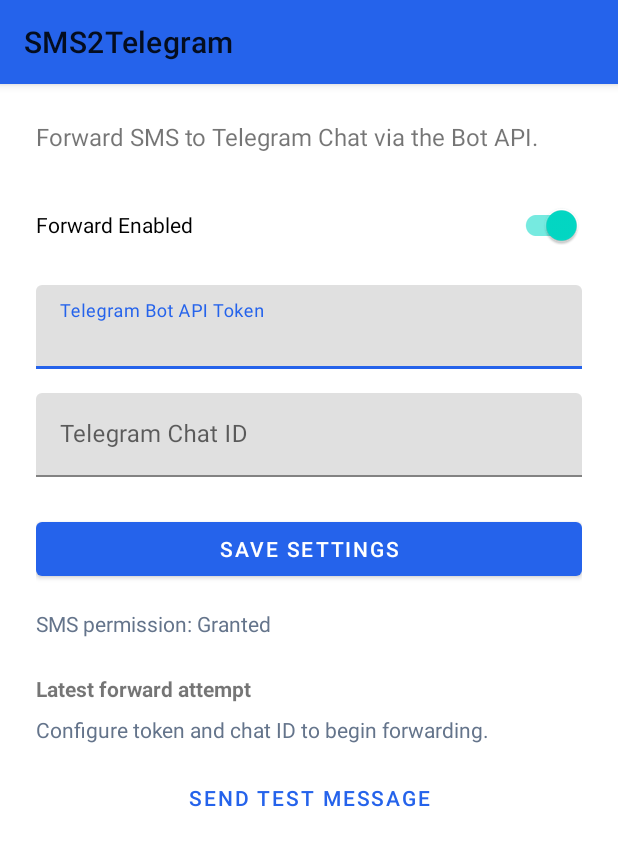
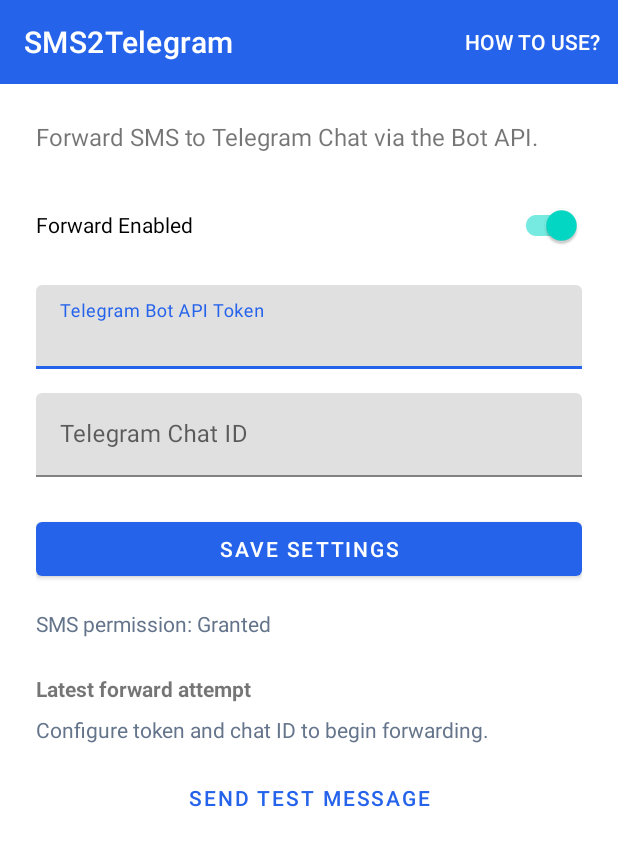
Before and after one commit to imTigger/SMS2Telegram, an Android app: the screen it shows after launch (MainActivity), on a phone screen of 412 x 824 dp. Shown: the top 846 px of the screen. Run offline under Robolectric (Android 15) with nearby library versions, the phone set to English and light mode, and no system bars.

Commit message:
Added "How to Use" Link

```diff
--- a/app/src/main/java/com/tigerworkshop/sms2telegram/ui/MainActivity.kt
+++ b/app/src/main/java/com/tigerworkshop/sms2telegram/ui/MainActivity.kt
@@ -1,7 +1,9 @@
 package com.tigerworkshop.sms2telegram.ui
 
 import android.Manifest
+import android.content.Intent
 import android.content.pm.PackageManager
+import android.net.Uri
 import android.os.Bundle
 import android.widget.Toast
 import androidx.activity.result.contract.ActivityResultContracts
@@ -40,11 +42,36 @@ class MainActivity : AppCompatActivity() {
         binding = ActivityMainBinding.inflate(layoutInflater)
         setContentView(binding.root)
 
+        setSupportActionBar(binding.toolbar)
+
         settingsRepository = SettingsRepository(this)
 
         populateFields()
         bindListeners()
         updatePermissionUi()
+    }
+
+    override fun onCreateOptionsMenu(menu: android.view.Menu?): Boolean {
+        menuInflater.inflate(R.menu.main_menu, menu)
+        return true
+    }
+
+    override fun onOptionsItemSelected(item: android.view.MenuItem): Boolean {
+        return when (item.itemId) {
+            R.id.action_how_to_use -> {
+                val uri = Uri.parse("https://github.com/imTigger/SMS2Telegram/tree/main?tab=readme-ov-file#how-to-use")
+                val intent = Intent(Intent.ACTION_VIEW, uri).apply {
+                    addCategory(Intent.CATEGORY_BROWSABLE)
+                }
+                try {
+                    startActivity(intent)
+                } catch (e: Exception) {
+                    Toast.makeText(this, "No browser application can handle this action", Toast.LENGTH_SHORT).show()
+                }
+                true
+            }
+            else -> super.onOptionsItemSelected(item)
+        }
     }
 
     override fun onResume() {
--- a/app/src/main/res/layout/activity_main.xml
+++ b/app/src/main/res/layout/activity_main.xml
@@ -1,9 +1,25 @@
 <?xml version="1.0" encoding="utf-8"?>
-<androidx.core.widget.NestedScrollView
+<androidx.coordinatorlayout.widget.CoordinatorLayout
     xmlns:android="http://schemas.android.com/apk/res/android"
     xmlns:app="http://schemas.android.com/apk/res-auto"
+    xmlns:tools="http://schemas.android.com/tools"
+    android:layout_width="match_parent"
+    android:layout_height="match_parent">
+
+    <com.google.android.material.appbar.MaterialToolbar
+        android:id="@+id/toolbar"
+        android:layout_width="match_parent"
+        android:layout_height="wrap_content"
+        android:background="?attr/colorPrimary"
+        android:theme="@style/ThemeOverlay.Actionbar"
+        app:titleTextColor="@color/md_theme_onPrimary"
+        app:navigationIconTint="@color/md_theme_onPrimary"
+        app:title="@string/app_name" />
+
+    <androidx.core.widget.NestedScrollView
         android:layout_width="match_parent"
         android:layout_height="match_parent"
+        android:layout_marginTop="?attr/actionBarSize"
         android:fillViewport="true">
 
         <LinearLayout
@@ -132,3 +148,5 @@
 
         </LinearLayout>
     </androidx.core.widget.NestedScrollView>
+
+</androidx.coordinatorlayout.widget.CoordinatorLayout>
--- /dev/null
+++ b/app/src/main/res/menu/main_menu.xml
@@ -0,0 +1,9 @@
+<?xml version="1.0" encoding="utf-8"?>
+<menu xmlns:android="http://schemas.android.com/apk/res/android"
+    xmlns:app="http://schemas.android.com/apk/res-auto">
+
+    <item
+        android:id="@+id/action_how_to_use"
+        android:title="@string/how_to_use"
+        app:showAsAction="ifRoom|withText"/>
+</menu>
--- a/app/src/main/res/values/strings.xml
+++ b/app/src/main/res/values/strings.xml
@@ -21,4 +21,5 @@
     <string name="forwarding_disabled_status">Forwarding disabled. SMS will not be sent.</string>
     <string name="off">Off</string>
     <string name="on">On</string>
+    <string name="how_to_use">How to Use?</string>
 </resources>
--- a/app/src/main/res/values/themes.xml
+++ b/app/src/main/res/values/themes.xml
@@ -1,11 +1,16 @@
 <resources>
-    <style name="Theme.SmsForwarder" parent="Theme.MaterialComponents.DayNight">
+    <style name="Theme.SmsForwarder" parent="Theme.MaterialComponents.DayNight.NoActionBar">
         <item name="colorPrimary">@color/md_theme_primary</item>
         <item name="colorPrimaryVariant">@color/md_theme_primary</item>
         <item name="colorOnPrimary">@color/md_theme_onPrimary</item>
+        <item name="android:statusBarColor">@color/md_theme_primary</item>
+        <item name="android:navigationBarColor">@color/md_theme_primary</item>
     </style>
 
-    <style name="ThemeOverlay.Actionbar" parent="ThemeOverlay.MaterialComponents.ActionBar.Surface" >
+    <style name="ThemeOverlay.Actionbar" parent="ThemeOverlay.MaterialComponents.ActionBar">
+        <item name="colorPrimary">@color/md_theme_primary</item>
+        <item name="colorOnPrimary">@color/md_theme_onPrimary</item>
         <item name="android:textColorPrimary">@color/md_theme_onPrimary</item>
+        <item name="android:popupTheme">@style/ThemeOverlay.MaterialComponents.Light</item>
     </style>
 </resources>
```
Lines whose indentation alone changed are shown as unchanged.
